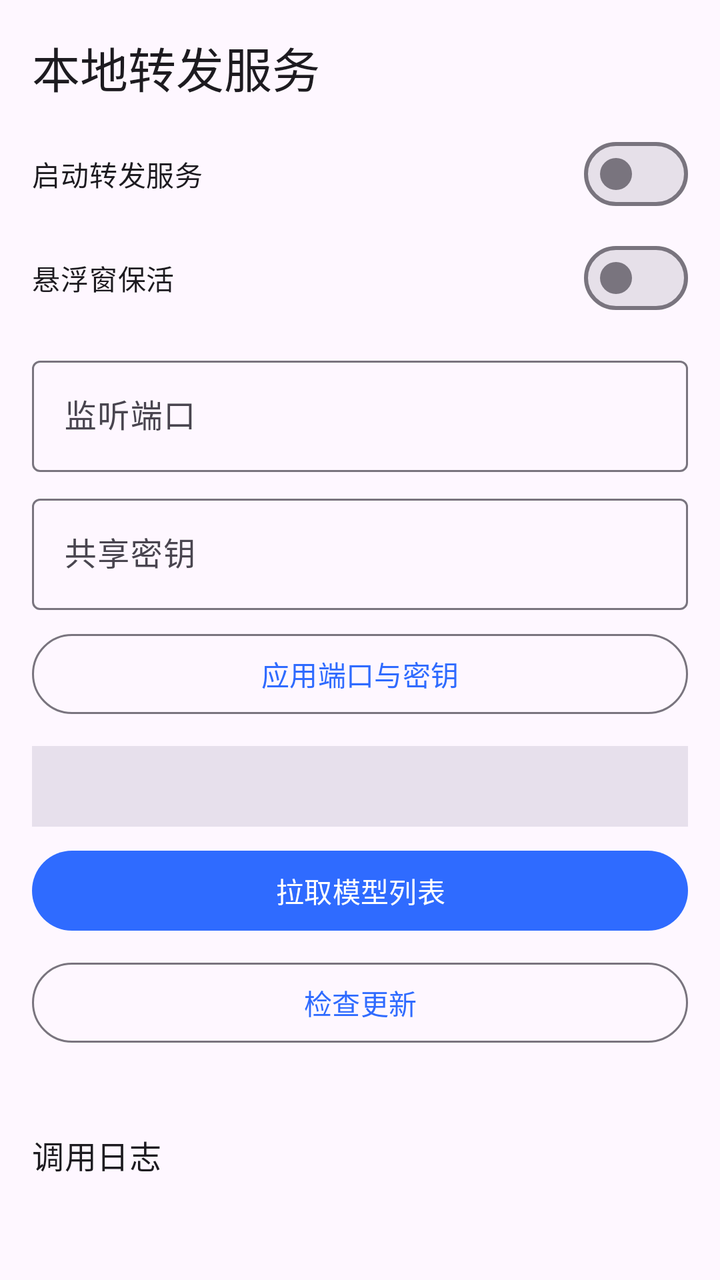
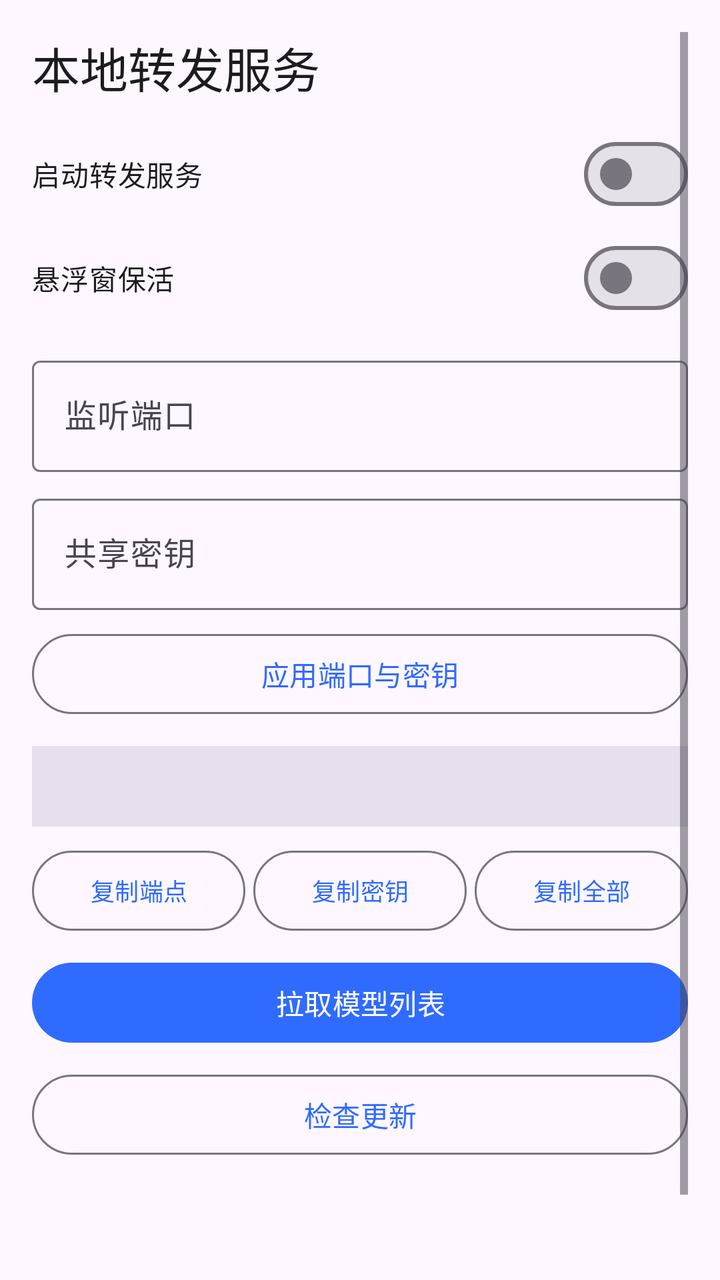

An Android layout rendered at two revisions. The XML below is the earlier revision; the diff shows what the commit changed to produce the second picture.
<!-- AndroidManifest.xml: application theme Theme.WbHub -->
<!-- res/layout/fragment_api_platform.xml -->
<?xml version="1.0" encoding="utf-8"?>
<ScrollView xmlns:android="http://schemas.android.com/apk/res/android"
    android:layout_width="match_parent"
    android:layout_height="match_parent"
    android:padding="16dp">

    <LinearLayout
        android:layout_width="match_parent"
        android:layout_height="wrap_content"
        android:orientation="vertical">

        <TextView
            android:layout_width="wrap_content"
            android:layout_height="wrap_content"
            android:text="@string/platform_title"
            android:textAppearance="?attr/textAppearanceHeadlineSmall" />

        <com.google.android.material.materialswitch.MaterialSwitch
            android:id="@+id/switch_service"
            android:layout_width="match_parent"
            android:layout_height="wrap_content"
            android:layout_marginTop="12dp"
            android:text="@string/platform_enable" />

        <com.google.android.material.materialswitch.MaterialSwitch
            android:id="@+id/switch_overlay"
            android:layout_width="match_parent"
            android:layout_height="wrap_content"
            android:layout_marginTop="4dp"
            android:text="@string/platform_overlay" />

        <com.google.android.material.textfield.TextInputLayout
            android:layout_width="match_parent"
            android:layout_height="wrap_content"
            android:layout_marginTop="12dp"
            android:hint="@string/platform_port">

            <com.google.android.material.textfield.TextInputEditText
                android:id="@+id/input_port"
                android:layout_width="match_parent"
                android:layout_height="wrap_content"
                android:inputType="number" />
        </com.google.android.material.textfield.TextInputLayout>

        <com.google.android.material.textfield.TextInputLayout
            android:layout_width="match_parent"
            android:layout_height="wrap_content"
            android:layout_marginTop="8dp"
            android:hint="@string/platform_secret">

            <com.google.android.material.textfield.TextInputEditText
                android:id="@+id/input_secret"
                android:layout_width="match_parent"
                android:layout_height="wrap_content"
                android:inputType="text" />
        </com.google.android.material.textfield.TextInputLayout>

        <com.google.android.material.button.MaterialButton
            android:id="@+id/btn_apply"
            style="@style/Widget.Material3.Button.OutlinedButton"
            android:layout_width="match_parent"
            android:layout_height="wrap_content"
            android:layout_marginTop="8dp"
            android:text="@string/platform_apply" />

        <TextView
            android:id="@+id/endpoint_info"
            android:layout_width="match_parent"
            android:layout_height="wrap_content"
            android:layout_marginTop="12dp"
            android:fontFamily="monospace"
            android:padding="12dp"
            android:background="?attr/colorSurfaceVariant"
            android:textAppearance="?attr/textAppearanceBodySmall" />

        <com.google.android.material.button.MaterialButton
            android:id="@+id/btn_models"
            android:layout_width="match_parent"
            android:layout_height="wrap_content"
            android:layout_marginTop="8dp"
            android:text="@string/platform_models" />

        <com.google.android.material.button.MaterialButton
            android:id="@+id/btn_update"
            style="@style/Widget.Material3.Button.OutlinedButton"
            android:layout_width="match_parent"
            android:layout_height="wrap_content"
            android:layout_marginTop="8dp"
            android:text="@string/platform_check_update" />

        <TextView
            android:id="@+id/update_info"
            android:layout_width="match_parent"
            android:layout_height="wrap_content"
            android:layout_marginTop="8dp"
            android:textAppearance="?attr/textAppearanceBodySmall" />

        <TextView
            android:layout_width="wrap_content"
            android:layout_height="wrap_content"
            android:layout_marginTop="16dp"
            android:text="@string/platform_log_title"
            android:textAppearance="?attr/textAppearanceTitleMedium" />

        <TextView
            android:id="@+id/log_view"
            android:layout_width="match_parent"
            android:layout_height="wrap_content"
            android:layout_marginTop="8dp"
            android:fontFamily="monospace"
            android:textColor="@color/log_text"
            android:textAppearance="?attr/textAppearanceBodySmall"
            android:textIsSelectable="true" />

    </LinearLayout>
</ScrollView>
<!-- resources referenced by this layout -->
<resources>
  <color name="log_text">#4A5568</color>
  <string name="platform_apply">应用端口与密钥</string>
  <string name="platform_check_update">检查更新</string>
  <string name="platform_enable">启动转发服务</string>
  <string name="platform_log_title">调用日志</string>
  <string name="platform_models">拉取模型列表</string>
  <string name="platform_overlay">悬浮窗保活</string>
  <string name="platform_port">监听端口</string>
  <string name="platform_secret">共享密钥</string>
  <string name="platform_title">本地转发服务</string>
  <style name="Theme.WbHub" parent="Theme.Material3.DayNight.NoActionBar">
          <item name="colorPrimary">@color/brand_primary</item>
          <item name="colorOnPrimary">@color/brand_on_primary</item>
          <item name="colorSecondary">@color/brand_secondary</item>
          <item name="android:statusBarColor" tools:targetApi="21">@color/brand_primary</item>
      </style>
  <color name="brand_primary">#2F6BFF</color>
  <color name="brand_on_primary">#FFFFFF</color>
  <color name="brand_secondary">#12B886</color>
</resources>

<!-- the commit's change to res/layout/fragment_api_platform.xml (unified diff, before → after) -->
@@ -73,6 +73,48 @@
             android:background="?attr/colorSurfaceVariant"
             android:textAppearance="?attr/textAppearanceBodySmall" />
 
+        <LinearLayout
+            android:layout_width="match_parent"
+            android:layout_height="wrap_content"
+            android:layout_marginTop="8dp"
+            android:orientation="horizontal">
+
+            <com.google.android.material.button.MaterialButton
+                android:id="@+id/btn_copy_endpoint"
+                style="@style/Widget.Material3.Button.OutlinedButton"
+                android:layout_width="0dp"
+                android:layout_height="wrap_content"
+                android:layout_weight="1"
+                android:insetLeft="0dp"
+                android:insetRight="0dp"
+                android:text="@string/platform_copy_endpoint"
+                android:textSize="12sp" />
+
+            <com.google.android.material.button.MaterialButton
+                android:id="@+id/btn_copy_secret"
+                style="@style/Widget.Material3.Button.OutlinedButton"
+                android:layout_width="0dp"
+                android:layout_height="wrap_content"
+                android:layout_marginStart="4dp"
+                android:layout_weight="1"
+                android:insetLeft="0dp"
+                android:insetRight="0dp"
+                android:text="@string/platform_copy_secret"
+                android:textSize="12sp" />
+
+            <com.google.android.material.button.MaterialButton
+                android:id="@+id/btn_copy_all"
+                style="@style/Widget.Material3.Button.OutlinedButton"
+                android:layout_width="0dp"
+                android:layout_height="wrap_content"
+                android:layout_marginStart="4dp"
+                android:layout_weight="1"
+                android:insetLeft="0dp"
+                android:insetRight="0dp"
+                android:text="@string/platform_copy_all"
+                android:textSize="12sp" />
+        </LinearLayout>
+
         <com.google.android.material.button.MaterialButton
             android:id="@+id/btn_models"
             android:layout_width="match_parent"
<!-- resource entries referenced after the edit -->
@@ -3,6 +3,9 @@
   <color name="log_text">#4A5568</color>
   <string name="platform_apply">应用端口与密钥</string>
   <string name="platform_check_update">检查更新</string>
+  <string name="platform_copy_all">复制全部</string>
+  <string name="platform_copy_endpoint">复制端点</string>
+  <string name="platform_copy_secret">复制密钥</string>
   <string name="platform_enable">启动转发服务</string>
   <string name="platform_log_title">调用日志</string>
   <string name="platform_models">拉取模型列表</string>
